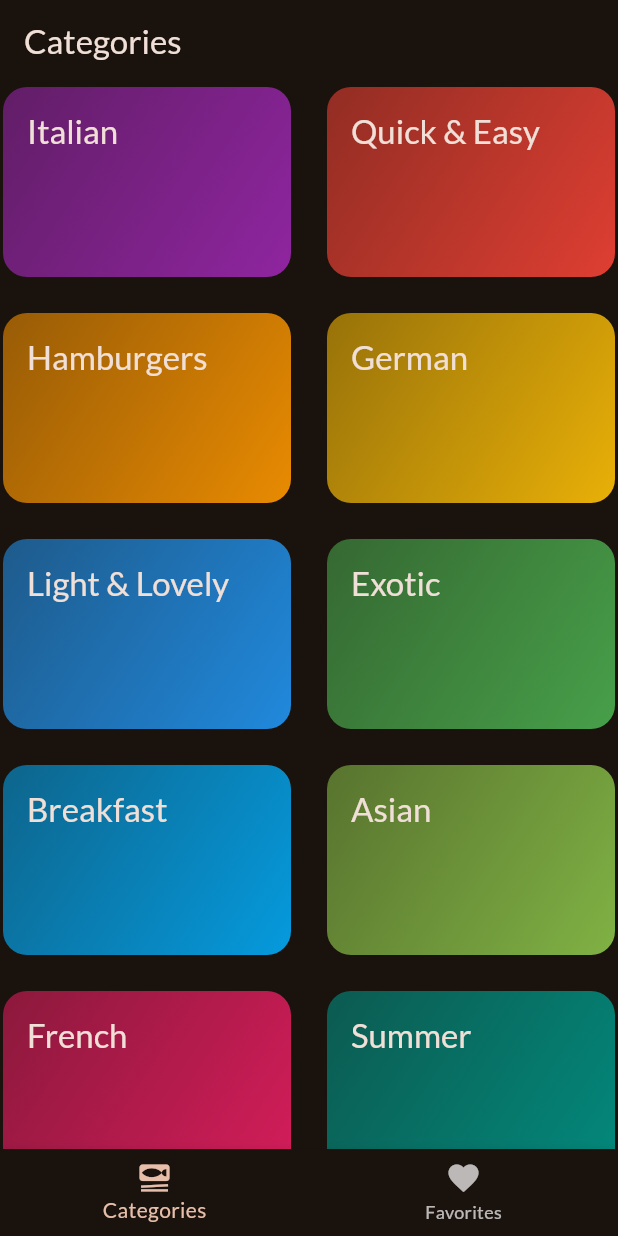
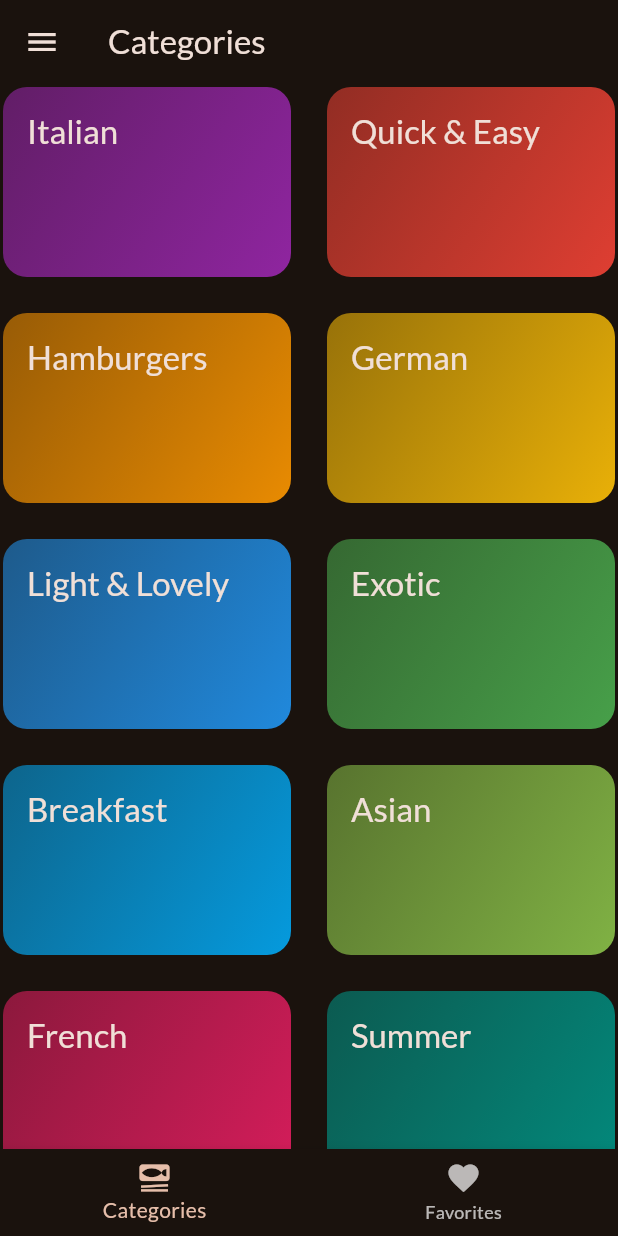
Before and after one commit to Wenster007/Meals-App, a Flutter app: the screen it shows after launch, on a phone screen of 412 x 824 dp. Run offline on Flutter 3.47's test engine with Material 2 defaults, Android fonts, the phone set to English and light mode, and no system bars; our stand-ins replace google_fonts, transparent_image.

```diff
--- a/lib/screens/tabs.dart
+++ b/lib/screens/tabs.dart
@@ -2,6 +2,7 @@ import 'package:flutter/material.dart';
 import 'package:meals_app/model/Meal.dart';
 import 'package:meals_app/screens/MealsScreen.dart';
 import 'package:meals_app/screens/categories_screen.dart';
+import 'package:meals_app/screens/meal_screen_drawer.dart';
 
 class TabsScreen extends StatefulWidget {
   const TabsScreen({Key? key}) : super(key: key);
@@ -61,10 +62,11 @@ class _TabsScreenState extends State<TabsScreen> {
       appBar: AppBar(
         title: Text(activePageTitle),
       ),
+      drawer: const MealScreenDrawer(),
       body: activeScreen,
       bottomNavigationBar: BottomNavigationBar(
         onTap:
-            _selectPage, //this gets an input index by which the navigation is set.
+        (ind){ _selectPage(ind);}, //this gets an input index by which the navigation is set.
         currentIndex:
             selectedPageIndex, //this is used to show which one is active.
         items: const [
```
